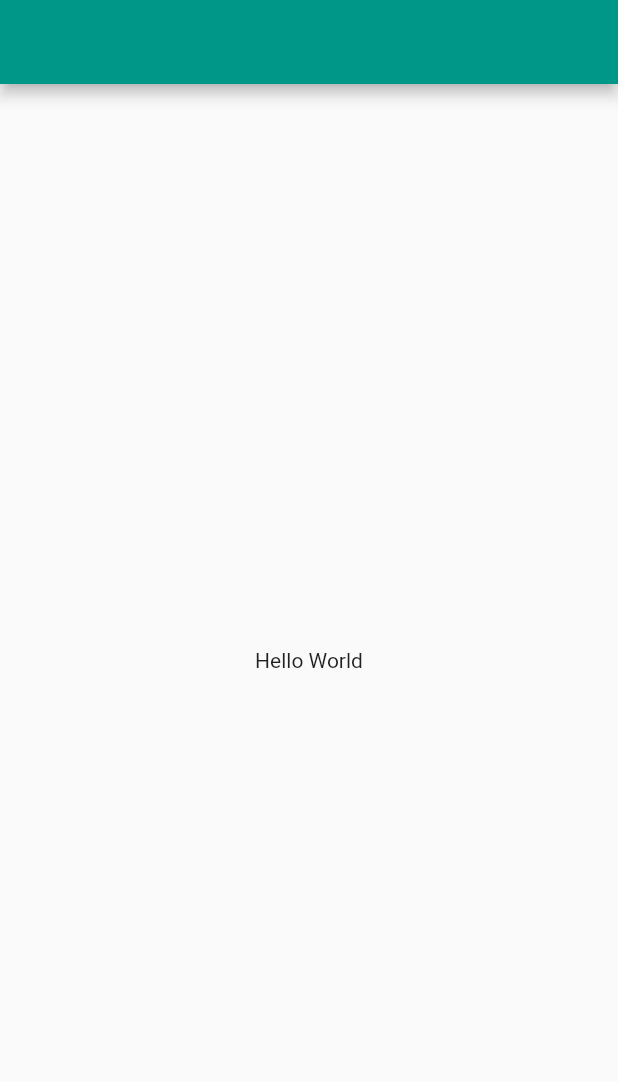
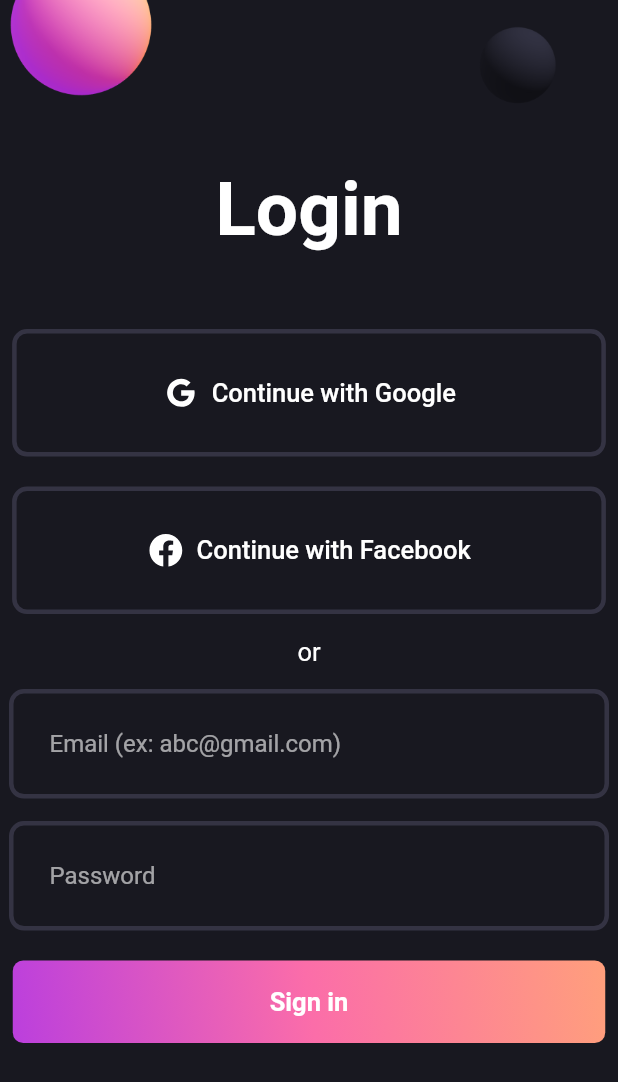
Before and after one commit to ngphsotu/flutter_ui_login_responsive, a Flutter app: the screen it shows after launch, on a phone screen of 412 x 824 dp. Shown: the top 1082 px of the screen. Run offline on Flutter 3.47's test engine with Material 2 defaults, Android fonts, the phone set to English and light mode, and no system bars; our stand-ins replace flutter_svg.

Commit message:
completed ui

```diff
--- a/lib/main.dart
+++ b/lib/main.dart
@@ -1,6 +1,7 @@
 import 'package:flutter/material.dart';
 
-import 'screens/home_screen.dart';
+import 'pallete.dart';
+import 'screens/login_screen.dart';
 
 void main() => runApp(const MyApp());
 
@@ -10,9 +11,12 @@ class MyApp extends StatelessWidget {
   @override
   Widget build(BuildContext context) {
     return MaterialApp(
-      title: 'Flutter Login Responsive',
-      theme: ThemeData(primarySwatch: Colors.teal),
-      home: const HomeScreen(),
+      debugShowCheckedModeBanner: false,
+      title: 'Flutter login responsive',
+      theme: ThemeData.dark().copyWith(
+        scaffoldBackgroundColor: Pallete.backgroundColor,
+      ),
+      home: const LoginScreen(),
     );
   }
 }
--- /dev/null
+++ b/lib/pallete.dart
@@ -0,0 +1,10 @@
+import 'package:flutter/material.dart';
+
+class Pallete {
+  static const Color whiteColor = Colors.white;
+  static const Color gradient1 = Color.fromRGBO(187, 63, 221, 1);
+  static const Color gradient2 = Color.fromRGBO(251, 109, 169, 1);
+  static const Color gradient3 = Color.fromRGBO(255, 159, 124, 1);
+  static const Color borderColor = Color.fromRGBO(52, 51, 67, 1);
+  static const Color backgroundColor = Color.fromRGBO(24, 24, 32, 1);
+}
--- a/lib/screens/home_screen.dart
+++ /dev/null
@@ -1,13 +0,0 @@
-import 'package:flutter/material.dart';
-
-class HomeScreen extends StatelessWidget {
-  const HomeScreen({super.key});
-
-  @override
-  Widget build(BuildContext context) {
-    return Scaffold(
-      appBar: AppBar(),
-      body: const Center(child: Text('Hello World')),
-    );
-  }
-}
--- /dev/null
+++ b/lib/screens/login_screen.dart
@@ -0,0 +1,49 @@
+import '../widgets/my_text_field.dart';
+import '../widgets/social_button.dart';
+import '../widgets/gradient_button.dart';
+import 'package:flutter/material.dart';
+
+class LoginScreen extends StatelessWidget {
+  const LoginScreen({super.key});
+
+  @override
+  Widget build(BuildContext context) {
+    return Scaffold(
+      body: SingleChildScrollView(
+        child: Center(
+          child: Column(
+            children: [
+              Image.asset('assets/images/signin_balls.png'),
+              const Text(
+                'Login',
+                style: TextStyle(fontSize: 50, fontWeight: FontWeight.bold),
+              ),
+              const SizedBox(height: 50),
+              const SocialButton(
+                label: 'Continue with Google',
+                iconPath: 'assets/svgs/g_logo.svg',
+              ),
+              const SizedBox(height: 20),
+              const SocialButton(
+                label: 'Continue with Facebook',
+                iconPath: 'assets/svgs/f_logo.svg',
+                horizontalPadding: 90,
+              ),
+              const SizedBox(height: 15),
+              const Text('or', style: TextStyle(fontSize: 17)),
+              const SizedBox(height: 15),
+              const MyTextField(
+                hintText: 'Email (ex: abc@gmail.com)',
+                obscure: false,
+              ),
+              const SizedBox(height: 15),
+              const MyTextField(hintText: 'Password', obscure: true),
+              const SizedBox(height: 20),
+              const GradientButton(),
+            ],
+          ),
+        ),
+      ),
+    );
+  }
+}
--- /dev/null
+++ b/lib/widgets/gradient_button.dart
@@ -0,0 +1,33 @@
+import 'package:flutter/material.dart';
+
+import '/pallete.dart';
+
+class GradientButton extends StatelessWidget {
+  const GradientButton({super.key});
+
+  @override
+  Widget build(BuildContext context) {
+    return Container(
+      decoration: BoxDecoration(
+        borderRadius: BorderRadius.circular(7),
+        gradient: const LinearGradient(
+          end: Alignment.topRight,
+          begin: Alignment.bottomLeft,
+          colors: [Pallete.gradient1, Pallete.gradient2, Pallete.gradient3],
+        ),
+      ),
+      child: ElevatedButton(
+        onPressed: () {},
+        style: ElevatedButton.styleFrom(
+          fixedSize: const Size(395, 55),
+          shadowColor: Colors.transparent,
+          backgroundColor: Colors.transparent,
+        ),
+        child: const Text(
+          'Sign in',
+          style: TextStyle(fontSize: 17, fontWeight: FontWeight.w600),
+        ),
+      ),
+    );
+  }
+}
--- /dev/null
+++ b/lib/widgets/my_text_field.dart
@@ -0,0 +1,32 @@
+import 'package:flutter/material.dart';
+
+import '/pallete.dart';
+
+class MyTextField extends StatelessWidget {
+  final String hintText;
+  final bool obscure;
+
+  const MyTextField({super.key, required this.hintText, required this.obscure});
+
+  @override
+  Widget build(BuildContext context) {
+    return ConstrainedBox(
+      constraints: const BoxConstraints(maxWidth: 400),
+      child: TextFormField(
+        obscureText: obscure,
+        decoration: InputDecoration(
+          hintText: hintText,
+          contentPadding: const EdgeInsets.all(27),
+          enabledBorder: OutlineInputBorder(
+            borderSide: const BorderSide(width: 3, color: Pallete.borderColor),
+            borderRadius: BorderRadius.circular(10),
+          ),
+          focusedBorder: OutlineInputBorder(
+            borderSide: const BorderSide(width: 3, color: Pallete.gradient2),
+            borderRadius: BorderRadius.circular(10),
+          ),
+        ),
+      ),
+    );
+  }
+}
--- /dev/null
+++ b/lib/widgets/social_button.dart
@@ -0,0 +1,42 @@
+import 'package:flutter/material.dart';
+import 'package:flutter_svg/flutter_svg.dart';
+
+import '/pallete.dart';
+
+class SocialButton extends StatelessWidget {
+  final String iconPath;
+  final String label;
+  final double horizontalPadding;
+
+  const SocialButton({
+    super.key,
+    required this.iconPath,
+    required this.label,
+    this.horizontalPadding = 100,
+  });
+
+  @override
+  Widget build(BuildContext context) {
+    return TextButton.icon(
+      onPressed: () {},
+      icon: SvgPicture.asset(iconPath, width: 25, color: Pallete.whiteColor),
+      label: Text(
+        label,
+        style: const TextStyle(
+          color: Pallete.whiteColor,
+          fontSize: 17,
+        ),
+      ),
+      style: TextButton.styleFrom(
+        padding: EdgeInsets.symmetric(
+          vertical: 30,
+          horizontal: horizontalPadding,
+        ),
+        shape: RoundedRectangleBorder(
+          side: const BorderSide(width: 3, color: Pallete.borderColor),
+          borderRadius: BorderRadius.circular(10),
+        ),
+      ),
+    );
+  }
+}
--- a/pubspec.yaml
+++ b/pubspec.yaml
@@ -36,6 +36,7 @@ dependencies:
   # The following adds the Cupertino Icons font to your application.
   # Use with the CupertinoIcons class for iOS style icons.
   cupertino_icons: ^1.0.2
+  flutter_svg: ^1.1.6
 
 dev_dependencies:
   flutter_test:
@@ -60,8 +61,9 @@ flutter:
   uses-material-design: true
 
   # To add assets to your application, add an assets section, like this:
-  # assets:
-  #   - images/a_dot_burr.jpeg
+  assets:
+    - assets/images/signin_balls.png
+    - assets/svgs/
   #   - images/a_dot_ham.jpeg
 
   # An image asset can refer to one or more resolution-specific "variants", see
```
Also changed, not shown: assets/images/signin_balls.png (added), assets/svgs/f_logo.svg (added), assets/svgs/g_logo.svg (added), pubspec.lock.
